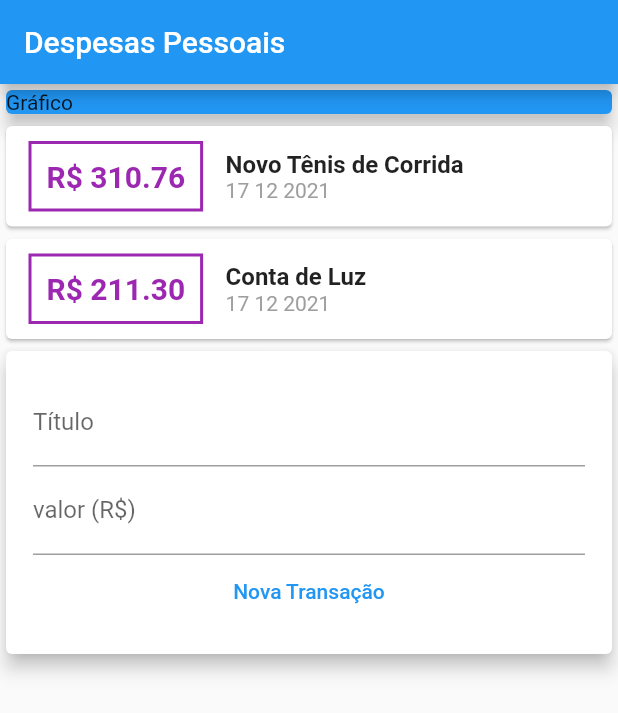
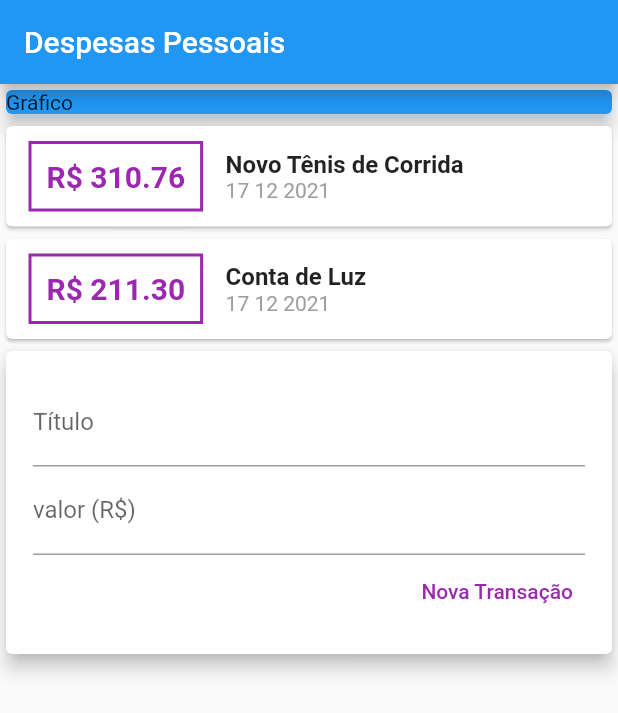
Before and after one commit to samueljml/personal-expenses, a Flutter app: the screen it shows after launch, on a phone screen of 412 x 824 dp. Shown: the top 713 px of the screen. Run offline on Flutter 3.47's test engine with Material 2 defaults, Android fonts, the phone set to English and light mode, and no system bars.

Commit message:
Update new transaction button

```diff
--- a/lib/main.dart
+++ b/lib/main.dart
@@ -113,12 +113,15 @@ class MyHomePage extends StatelessWidget {
                       const TextField(
                         decoration: InputDecoration(labelText: "valor (R\$)"),
                       ),
-                      Column(
-                        mainAxisAlignment: MainAxisAlignment.center,
+                      Row(
+                        mainAxisAlignment: MainAxisAlignment.end,
                         children: [
                           TextButton(
                             onPressed: () {},
-                            child: const Text("Nova Transação"),
+                            child: const Text(
+                              "Nova Transação",
+                              style: TextStyle(color: Colors.purple),
+                            ),
                           ),
                         ],
                       )
```
